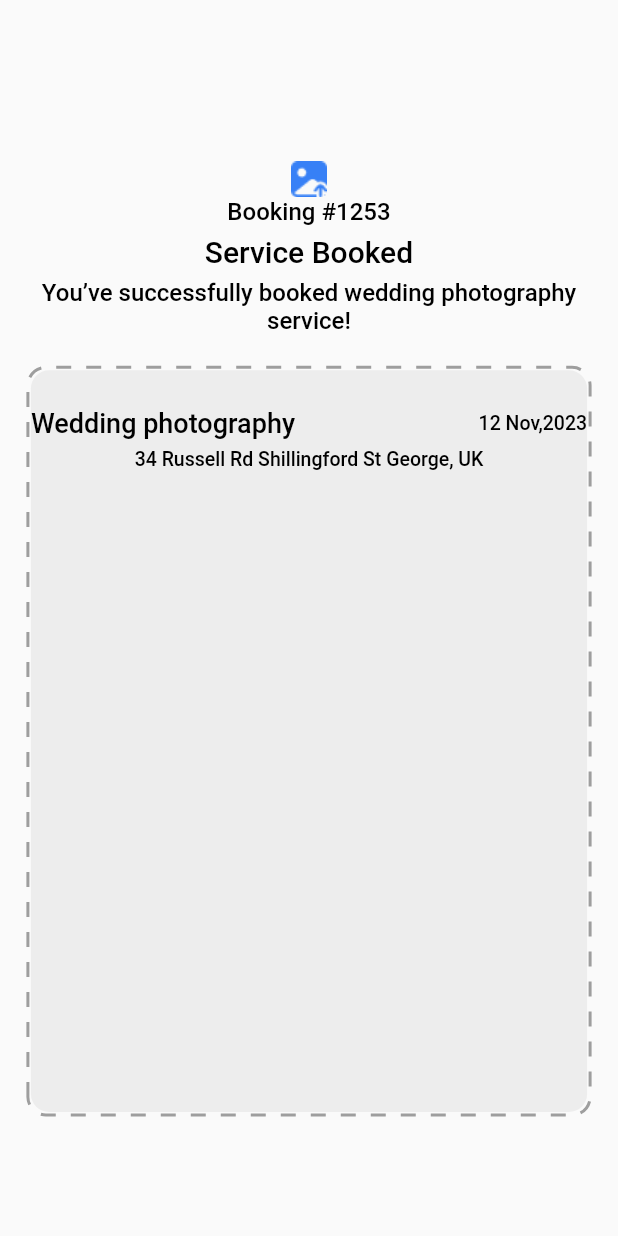
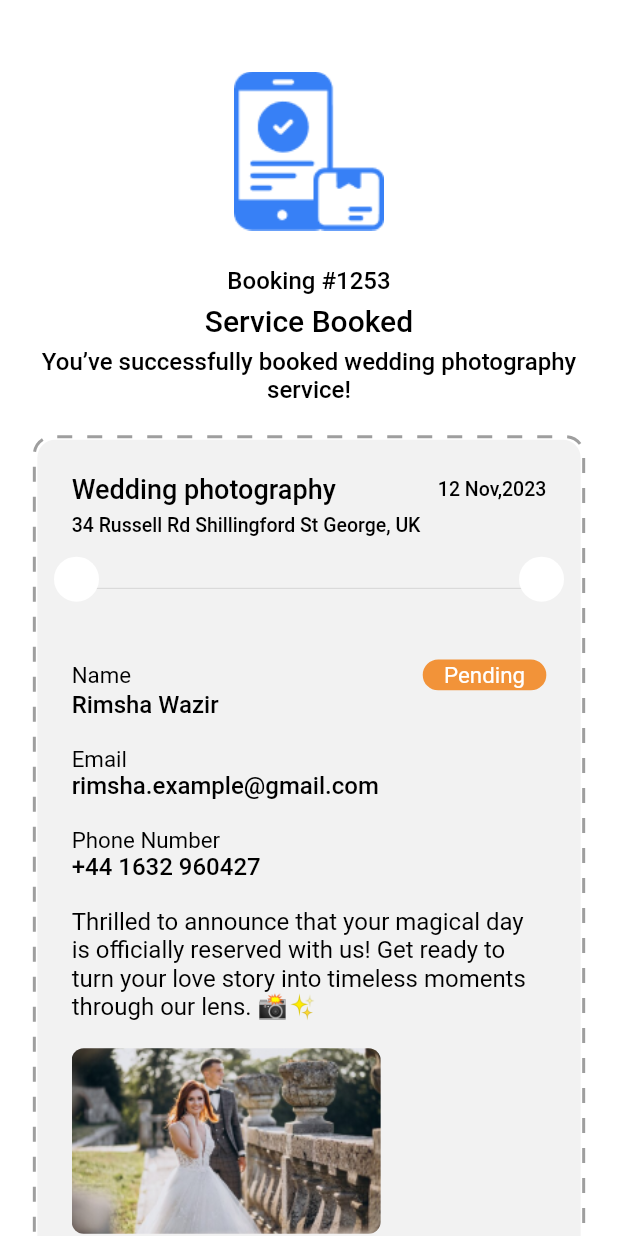
Before and after one commit to RimshaWazir/photography_app, a Flutter app: the ServiceScreen screen opened directly, on a phone screen of 412 x 824 dp. Run offline on Flutter 3.47's test engine with Material 2 defaults, Android fonts, the phone set to English and light mode, and no system bars; drawn by our look-alikes of dotted_border; our stand-ins replace file_picker, flutter_rating_bar, flutter_screenutil, page_transition, smooth_page_indicator; Roboto replaces fonts that are missing (Circular Std).

Commit message:
completing the UI

```diff
--- a/lib/Data/Datasource/Resources/asset.dart
+++ b/lib/Data/Datasource/Resources/asset.dart
@@ -10,4 +10,5 @@ class Assets {
   static const String image4 = 'assets/images/image4.png';
   static const String icon = 'assets/images/icon.png';
   static const String star = 'assets/images/star.png';
+  static const String service = 'assets/images/service.png';
 }
--- a/lib/Data/Datasource/Resources/color.dart
+++ b/lib/Data/Datasource/Resources/color.dart
@@ -10,4 +10,5 @@ class AppColors {
   static const Color lightBrownColor = Color(0xffC6C0C0);
   static const Color bgColor = Color(0xffE3E3E5);
   static var greyColor = Colors.grey;
+  static const Color orange = Color(0xffF29339);
 }
--- a/lib/Data/Datasource/Resources/styles.dart
+++ b/lib/Data/Datasource/Resources/styles.dart
@@ -27,4 +27,17 @@ class Styles {
         fontFamily: "Circular Std",
         fontWeight: fontWeight ?? FontWeight.w500);
   }
+
+  static TextStyle smallCircularStd(BuildContext context,
+      {double? fontSize,
+      Color? color,
+      FontWeight? fontWeight,
+      double? letterSpacing}) {
+    return TextStyle(
+        fontSize: (fontSize ?? 13.0.sp) * _textScale(context),
+        letterSpacing: letterSpacing ?? 0,
+        color: color ?? AppColors.blackColor,
+        fontFamily: "Circular Std",
+        fontWeight: fontWeight ?? FontWeight.w400);
+  }
 }
--- a/lib/Presentation/Widgets/Home/Booking/Service/service.dart
+++ b/lib/Presentation/Widgets/Home/Booking/Service/service.dart
@@ -1,11 +1,11 @@
 import 'package:dotted_border/dotted_border.dart';
 import 'package:flutter/material.dart';
-import 'package:flutter_custom_clippers/flutter_custom_clippers.dart';
 import 'package:flutter_screenutil/flutter_screenutil.dart';
 import 'package:task_2/Data/Datasource/Extensions/extensions.dart';
 import 'package:task_2/Data/Datasource/Resources/asset.dart';
 import 'package:task_2/Data/Datasource/Resources/color.dart';
 import 'package:task_2/Data/Datasource/Resources/styles.dart';
+import 'package:task_2/Presentation/Widgets/Auth/Componenet/button.dart';
 
 class ServiceScreen extends StatelessWidget {
   const ServiceScreen({super.key});
@@ -13,13 +13,20 @@ class ServiceScreen extends StatelessWidget {
   @override
   Widget build(BuildContext context) {
     return Scaffold(
+        backgroundColor: AppColors.whiteColor,
         body: SafeArea(
             child: SingleChildScrollView(
-      child: Column(mainAxisAlignment: MainAxisAlignment.center, children: [
-        90.y,
+          physics: const BouncingScrollPhysics(),
+          child: Padding(
+            padding: EdgeInsets.symmetric(horizontal: 20.sp),
+            child:
+                Column(mainAxisAlignment: MainAxisAlignment.center, children: [
+              40.y,
               Image.asset(
-          Assets.icon,
+                Assets.service,
+                fit: BoxFit.fill,
               ),
+              20.y,
               Text(
                 "Booking #1253",
                 style: Styles.circularStd(
@@ -45,6 +52,7 @@ class ServiceScreen extends StatelessWidget {
                 textAlign: TextAlign.center,
               ),
               18.y,
+              Stack(clipBehavior: Clip.none, children: [
                 DottedBorder(
                   borderType: BorderType.RRect,
                   radius: const Radius.circular(12),
@@ -52,14 +60,18 @@ class ServiceScreen extends StatelessWidget {
                   color: Colors.grey,
                   strokeWidth: 2,
                   child: Container(
-            height: 0.6.sh,
+                    height: 0.75.sh,
                     width: 0.9.sw,
                     decoration: BoxDecoration(
                         borderRadius: BorderRadius.circular(12),
                         color: AppColors.blackColor.withOpacity(0.05)),
+                    child: Padding(
+                      padding: EdgeInsets.all(20.sp),
+                      child: SingleChildScrollView(
+                        physics: const BouncingScrollPhysics(),
                         child: Column(
+                          crossAxisAlignment: CrossAxisAlignment.start,
                           children: [
-                21.y,
                             Row(
                               children: [
                                 Text(
@@ -87,11 +99,145 @@ class ServiceScreen extends StatelessWidget {
                                 fontSize: 13,
                               ),
                             ),
+                            22.y,
+                            const Divider(),
+                            33.y,
+                            Row(
+                              children: [
+                                Text(
+                                  "Name",
+                                  style: Styles.smallCircularStd(
+                                    context,
+                                  ),
+                                ),
+                                const Spacer(),
+                                InkWell(
+                                  onTap: () {},
+                                  child: Container(
+                                    height: 0.025.sh,
+                                    width: 0.2.sw,
+                                    decoration: BoxDecoration(
+                                        color: AppColors.orange,
+                                        borderRadius:
+                                            BorderRadius.circular(30)),
+                                    child: Center(
+                                      child: Text(
+                                        "Pending",
+                                        style: Styles.smallCircularStd(context,
+                                            color: AppColors.whiteColor),
+                                        textAlign: TextAlign.center,
+                                      ),
+                                    ),
+                                  ),
+                                )
+                              ],
+                            ),
+                            Text(
+                              "Rimsha Wazir",
+                              style: Styles.circularStd(
+                                context,
+                                fontSize: 16,
+                              ),
+                            ),
+                            15.y,
+                            Text(
+                              "Email",
+                              style: Styles.smallCircularStd(
+                                context,
+                              ),
+                            ),
+                            Text(
+                              "rimsha.example@gmail.com",
+                              style: Styles.circularStd(
+                                context,
+                                fontSize: 16,
+                              ),
+                            ),
+                            15.y,
+                            Text(
+                              "Phone Number",
+                              style: Styles.smallCircularStd(
+                                context,
+                              ),
+                            ),
+                            Text(
+                              "+44 1632 960427",
+                              style: Styles.circularStd(
+                                context,
+                                fontSize: 16,
+                              ),
+                            ),
+                            15.y,
+                            Text(
+                              "Thrilled to announce that your magical day is officially reserved with us! Get ready to turn your love story into timeless moments through our lens. 📸✨",
+                              style: Styles.smallCircularStd(
+                                fontSize: 16,
+                                context,
+                              ),
+                            ),
+                            15.y,
+                            Container(
+                              height: 0.15.sh,
+                              width: 0.5.sw,
+                              decoration: BoxDecoration(
+                                  borderRadius: BorderRadius.circular(8),
+                                  image: const DecorationImage(
+                                      fit: BoxFit.cover,
+                                      image: AssetImage(Assets.image1))),
+                            ),
+                            20.y,
                           ],
                         ),
                       ),
                     ),
+                  ),
+                ),
+                const Positioned(
+                    left: 0, right: -310, top: 80, child: Eclipse()),
+                const Positioned(
+                    right: 0, left: -310, top: 80, child: Eclipse())
               ]),
+              40.y,
+              Row(
+                children: [
+                  Expanded(
+                    flex: 3,
+                    child: Button(
+                        ontap: () {},
+                        color: AppColors.whiteColor,
+                        border: Border.all(),
+                        text: "Goto Home",
+                        textcolor: AppColors.blackColor),
+                  ),
+                  const Spacer(),
+                  Expanded(
+                    flex: 3,
+                    child: Button(
+                        ontap: () {},
+                        color: AppColors.blue,
+                        text: "Chat",
+                        textcolor: AppColors.whiteColor),
+                  ),
+                ],
+              ),
+              20.y
+            ]),
+          ),
         )));
   }
 }
+
+class Eclipse extends StatelessWidget {
+  const Eclipse({
+    super.key,
+  });
+
+  @override
+  Widget build(BuildContext context) {
+    return Container(
+      decoration: const BoxDecoration(
+          shape: BoxShape.circle, color: AppColors.whiteColor),
+      height: 30,
+    );
+  }
+}
--- a/lib/Presentation/Widgets/Home/detail_screen.dart
+++ b/lib/Presentation/Widgets/Home/detail_screen.dart
@@ -56,7 +56,7 @@ class _DetailScreenState extends State<DetailScreen> {
         headerSliverBuilder: (context, innerBoxIsScrolled) {
           return [
             SliverAppBar(
-              automaticallyImplyLeading: false,
+              automaticallyImplyLeading: true,
               expandedHeight: 0.24.sh,
               elevation: 0,
               backgroundColor: Colors.transparent,
--- a/pubspec.yaml
+++ b/pubspec.yaml
@@ -43,7 +43,7 @@ dependencies:
   file_picker: ^6.1.1
   get: ^4.6.6
   dotted_border: ^2.1.0
-  flutter_custom_clippers: ^2.1.0
+
 
 
 dev_dependencies:
```
Also changed, not shown: assets/images/service.png (added), pubspec.lock. Lines whose indentation alone changed are shown as unchanged.
